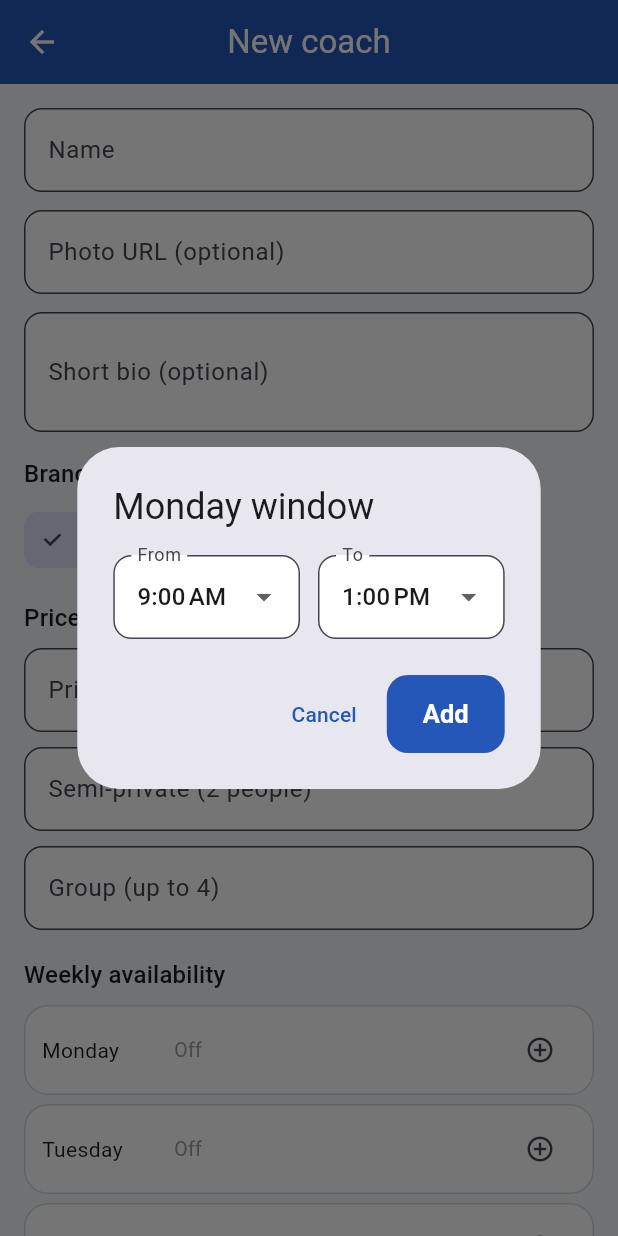
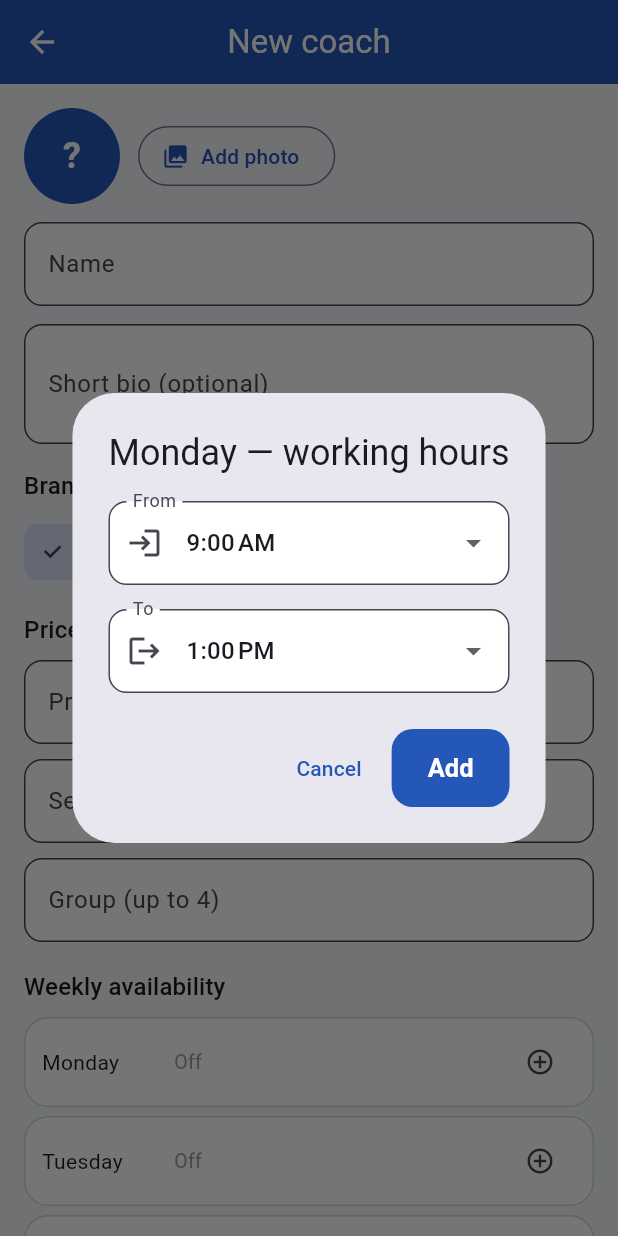
Before and after one commit to basharrahhaliq-cell/Padel-app, a Flutter app: the CoachEditorScreen screen opened directly, after a tap on the "add circle outline" icon, on a phone screen of 412 x 824 dp. Run offline on Flutter 3.47's test engine with Material 3 defaults, Android fonts, the phone set to English and light mode, and no system bars; our stand-ins replace cloud_firestore, firebase_auth, firebase_core, firebase_messaging, flutter_local_notifications, flutter_timezone and 4 more; accounts and stored records are empty.

Commit message:
Coach photos from the gallery, fixed working-hours dialog, date-range export
- Coaches: tap the avatar (or Add photo) in the coach editor to pick a
  photo from the phone's gallery. It's compressed to ~500px and stored
  as base64 right in the coach's Firestore document, so it works on the
  free plan without Firebase Storage. Shown everywhere via a shared
  CoachAvatar widget, with a safe fallback to the initial letter.
- The day-window dialog ('Monday window') overflowed 24px on From/To at
  larger font sizes. From and To are now stacked full-width with icons,
  the Add button disables until To is after From, and the dialog is
  titled '<Day> — working hours'.
- Revenue export now asks for a date range (from date — to date,
  defaulting to the shown month) instead of always exporting the
  calendar month; empty periods get a friendly message.

Co-Authored-By: Claude Fable 5 <noreply@anthropic.com>
Claude-Session: https://claude.ai/code/session_01Aw5U5LBdLKqLreCcoJxRFP

```diff
--- a/lib/src/models/coach.dart
+++ b/lib/src/models/coach.dart
@@ -16,10 +16,16 @@ class CoachWindow {
 }
 
 /// An academy coach: profile, per-session-type prices, weekly schedule.
+///
+/// The photo is stored as base64 right in the Firestore document
+/// ([photoData]) — small enough after compression, and it avoids
+/// needing Firebase Storage (Blaze plan). [photoUrl] remains as a
+/// fallback for photos hosted elsewhere.
 class Coach {
   final String id;
   final String name;
   final String photoUrl;
+  final String photoData; // base64-encoded JPEG, '' = none
   final String bio;
   final List<String> branchIds;
   final Map<String, double> prices; // sessionType -> USD per session
@@ -30,6 +36,7 @@ class Coach {
     required this.id,
     required this.name,
     this.photoUrl = '',
+    this.photoData = '',
     this.bio = '',
     required this.branchIds,
     required this.prices,
@@ -47,6 +54,7 @@ class Coach {
       id: doc.id,
       name: (data['name'] as String?) ?? '',
       photoUrl: (data['photoUrl'] as String?) ?? '',
+      photoData: (data['photoData'] as String?) ?? '',
       bio: (data['bio'] as String?) ?? '',
       branchIds: List<String>.from(data['branchIds'] ?? const []),
       prices: rawPrices.map((k, v) => MapEntry(k, (v as num).toDouble())),
@@ -64,6 +72,7 @@ class Coach {
   Map<String, dynamic> toMap() => {
         'name': name,
         'photoUrl': photoUrl,
+        'photoData': photoData,
         'bio': bio,
         'branchIds': branchIds,
         'prices': prices,
--- a/lib/src/screens/admin/coaches_screen.dart
+++ b/lib/src/screens/admin/coaches_screen.dart
@@ -1,12 +1,15 @@
+import 'dart:convert';
+
 import 'package:flutter/material.dart';
+import 'package:image_picker/image_picker.dart';
 import 'package:provider/provider.dart';
 
 import '../../models/branch.dart';
 import '../../models/coach.dart';
 import '../../models/court.dart';
 import '../../services/firestore_service.dart';
-import '../../theme.dart';
 import '../../utils/time_utils.dart';
+import '../../widgets/coach_avatar.dart';
 
 /// Owner academy management: coaches, their prices and weekly schedule,
 /// plus which court each branch uses for lessons.
@@ -45,17 +48,7 @@ class CoachesScreen extends StatelessWidget {
                     Card(
                       margin: const EdgeInsets.only(bottom: 8),
                       child: ListTile(
-                        leading: CircleAvatar(
-                          backgroundColor: c.active
-                              ? AppTheme.courtBlue
-                              : Colors.grey.shade400,
-                          child: Text(
-                              c.name.isEmpty
-                                  ? '?'
-                                  : c.name[0].toUpperCase(),
-                              style:
-                                  const TextStyle(color: Colors.white)),
-                        ),
+                        leading: CoachAvatar(coach: c, radius: 20),
                         title: Text(c.name),
                         subtitle: Text(
                             '${c.availability.entries.where((e) => e.value.isNotEmpty).length} working days/week'
@@ -160,7 +153,7 @@ class _CoachEditorScreenState extends State<CoachEditorScreen> {
   ];
 
   late final _name = TextEditingController(text: widget.existing?.name);
-  late final _photo = TextEditingController(text: widget.existing?.photoUrl);
+  late String _photoData = widget.existing?.photoData ?? '';
   late final _bio = TextEditingController(text: widget.existing?.bio);
   late final Map<String, TextEditingController> _prices = {
     for (final type in kSessionTypes.keys)
@@ -180,7 +173,6 @@ class _CoachEditorScreenState extends State<CoachEditorScreen> {
   @override
   void dispose() {
     _name.dispose();
-    _photo.dispose();
     _bio.dispose();
     for (final c in _prices.values) {
       c.dispose();
@@ -188,20 +180,48 @@ class _CoachEditorScreenState extends State<CoachEditorScreen> {
     super.dispose();
   }
 
+  /// Picks a photo from the gallery, shrinks it, and keeps it as
+  /// base64 to store right in the coach's document (no Firebase
+  /// Storage needed on the free plan).
+  Future<void> _pickPhoto() async {
+    final picked = await ImagePicker().pickImage(
+      source: ImageSource.gallery,
+      maxWidth: 500,
+      maxHeight: 500,
+      imageQuality: 60,
+    );
+    if (picked == null) return;
+    final bytes = await picked.readAsBytes();
+    if (bytes.length > 500 * 1024) {
+      // ~1 MB Firestore document limit; compressed photos are ~40 KB,
+      // so hitting this means something unusual (e.g. a huge GIF).
+      if (mounted) {
+        ScaffoldMessenger.of(context).showSnackBar(const SnackBar(
+            content: Text('That photo is too large — try another one.')));
+      }
+      return;
+    }
+    setState(() => _photoData = base64Encode(bytes));
+  }
+
   Future<void> _addWindow(int weekday) async {
     int start = 9 * 60;
     int end = 13 * 60;
+    // Stacked (not side by side) so long times never overflow,
+    // whatever the phone's font size.
     final saved = await showDialog<bool>(
       context: context,
       builder: (ctx) => StatefulBuilder(
         builder: (ctx2, setState) => AlertDialog(
-          title: Text('${_dayNames[weekday - 1]} window'),
-          content: Row(
+          title: Text('${_dayNames[weekday - 1]} — working hours'),
+          content: Column(
+            mainAxisSize: MainAxisSize.min,
             children: [
-              Expanded(
-                child: DropdownButtonFormField<int>(
+              DropdownButtonFormField<int>(
+                isExpanded: true,
                 initialValue: start,
-                  decoration: const InputDecoration(labelText: 'From'),
+                decoration: const InputDecoration(
+                    labelText: 'From', prefixIcon: Icon(Icons.login)),
                 items: [
                   for (int t = ClubHours.openMinutes;
                       t < ClubHours.closeMinutes;
@@ -211,12 +231,12 @@ class _CoachEditorScreenState extends State<CoachEditorScreen> {
                 ],
                 onChanged: (v) => setState(() => start = v!),
               ),
-              ),
-              const SizedBox(width: 12),
-              Expanded(
-                child: DropdownButtonFormField<int>(
+              const SizedBox(height: 16),
+              DropdownButtonFormField<int>(
+                isExpanded: true,
                 initialValue: end,
-                  decoration: const InputDecoration(labelText: 'To'),
+                decoration: const InputDecoration(
+                    labelText: 'To', prefixIcon: Icon(Icons.logout)),
                 items: [
                   for (int t = ClubHours.openMinutes +
                           ClubHours.slotStepMinutes;
@@ -227,6 +247,11 @@ class _CoachEditorScreenState extends State<CoachEditorScreen> {
                 ],
                 onChanged: (v) => setState(() => end = v!),
               ),
+              if (end <= start)
+                const Padding(
+                  padding: EdgeInsets.only(top: 10),
+                  child: Text('"To" must be after "From".',
+                      style: TextStyle(color: Colors.red, fontSize: 13)),
                 ),
             ],
           ),
@@ -235,7 +260,9 @@ class _CoachEditorScreenState extends State<CoachEditorScreen> {
                 onPressed: () => Navigator.pop(ctx2, false),
                 child: const Text('Cancel')),
             FilledButton(
-                onPressed: () => Navigator.pop(ctx2, true),
+                onPressed: end > start
+                    ? () => Navigator.pop(ctx2, true)
+                    : null,
                 child: const Text('Add')),
           ],
         ),
@@ -257,7 +284,8 @@ class _CoachEditorScreenState extends State<CoachEditorScreen> {
     await db.saveCoach(Coach(
       id: widget.existing?.id ?? '',
       name: _name.text.trim(),
-      photoUrl: _photo.text.trim(),
+      photoUrl: widget.existing?.photoUrl ?? '',
+      photoData: _photoData,
       bio: _bio.text.trim(),
       branchIds: _branchIds.toList(),
       prices: {
@@ -291,14 +319,53 @@ class _CoachEditorScreenState extends State<CoachEditorScreen> {
       body: ListView(
         padding: const EdgeInsets.all(16),
         children: [
+          Row(
+            children: [
+              InkWell(
+                borderRadius: BorderRadius.circular(36),
+                onTap: _pickPhoto,
+                child: CoachAvatar(
+                  radius: 32,
+                  coach: Coach(
+                    id: '',
+                    name: _name.text,
+                    photoUrl: widget.existing?.photoUrl ?? '',
+                    photoData: _photoData,
+                    branchIds: const [],
+                    prices: const {},
+                    availability: const {},
+                    active: true,
+                  ),
+                ),
+              ),
+              const SizedBox(width: 12),
+              Expanded(
+                child: Column(
+                  crossAxisAlignment: CrossAxisAlignment.start,
+                  children: [
+                    OutlinedButton.icon(
+                      icon: const Icon(Icons.photo_library, size: 18),
+                      label: Text(_photoData.isEmpty
+                          ? 'Add photo'
+                          : 'Change photo'),
+                      onPressed: _pickPhoto,
+                    ),
+                    if (_photoData.isNotEmpty)
+                      TextButton(
+                        onPressed: () =>
+                            setState(() => _photoData = ''),
+                        child: const Text('Remove photo'),
+                      ),
+                  ],
+                ),
+              ),
+            ],
+          ),
+          const SizedBox(height: 12),
           TextField(
               controller: _name,
+              onChanged: (_) => setState(() {}), // refresh avatar initial
               decoration: const InputDecoration(labelText: 'Name')),
-          const SizedBox(height: 12),
-          TextField(
-              controller: _photo,
-              decoration: const InputDecoration(
-                  labelText: 'Photo URL (optional)')),
           const SizedBox(height: 12),
           TextField(
               controller: _bio,
--- /dev/null
+++ b/lib/src/widgets/coach_avatar.dart
@@ -0,0 +1,49 @@
+import 'dart:convert';
+import 'dart:typed_data';
+
+import 'package:flutter/material.dart';
+
+import '../models/coach.dart';
+import '../theme.dart';
+
+/// Round coach photo: prefers the photo stored in the database
+/// (base64), falls back to a hosted URL, then to the initial letter.
+class CoachAvatar extends StatelessWidget {
+  final Coach coach;
+  final double radius;
+
+  const CoachAvatar({super.key, required this.coach, this.radius = 26});
+
+  @override
+  Widget build(BuildContext context) {
+    ImageProvider? image;
+    if (coach.photoData.isNotEmpty) {
+      final bytes = _decode(coach.photoData);
+      if (bytes != null) image = MemoryImage(bytes);
+    }
+    if (image == null && coach.photoUrl.isNotEmpty) {
+      image = NetworkImage(coach.photoUrl);
+    }
+    return CircleAvatar(
+      radius: radius,
+      backgroundColor:
+          coach.active ? AppTheme.courtBlue : Colors.grey.shade400,
+      backgroundImage: image,
+      child: image == null
+          ? Text(coach.name.isEmpty ? '?' : coach.name[0].toUpperCase(),
+              style: TextStyle(
+                  color: Colors.white,
+                  fontSize: radius * 0.75,
+                  fontWeight: FontWeight.bold))
+          : null,
+    );
+  }
+
+  static Uint8List? _decode(String data) {
+    try {
+      return base64Decode(data);
+    } on FormatException {
+      return null; // corrupt photo — show the initial instead of crashing
+    }
+  }
+}
--- a/pubspec.yaml
+++ b/pubspec.yaml
@@ -49,6 +49,7 @@ dependencies:
   share_plus: ^13.2.0
   path_provider: ^2.1.6
   url_launcher: ^6.3.2
+  image_picker: ^1.2.1
 
 dev_dependencies:
   flutter_test:
```
Also changed, not shown: lib/src/screens/admin/revenue_screen.dart (+37 -12 lines), lib/src/screens/customer/academy_screen.dart (+2 -17 lines), pubspec.lock, 1 other file. Lines whose indentation alone changed are shown as unchanged.
